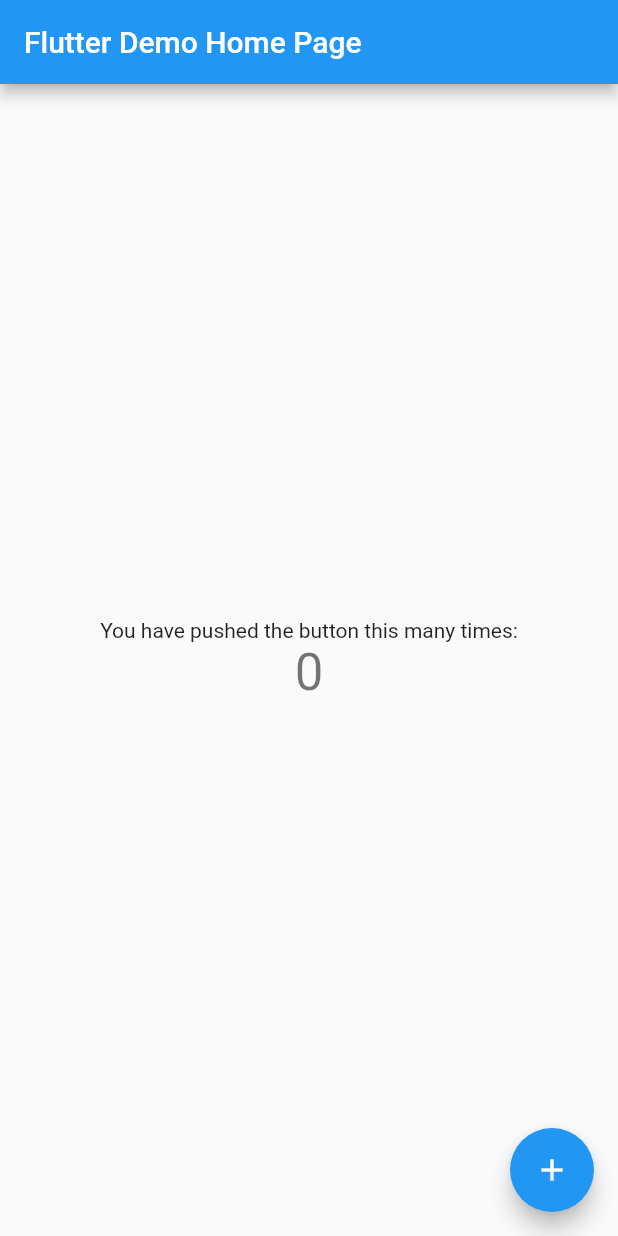
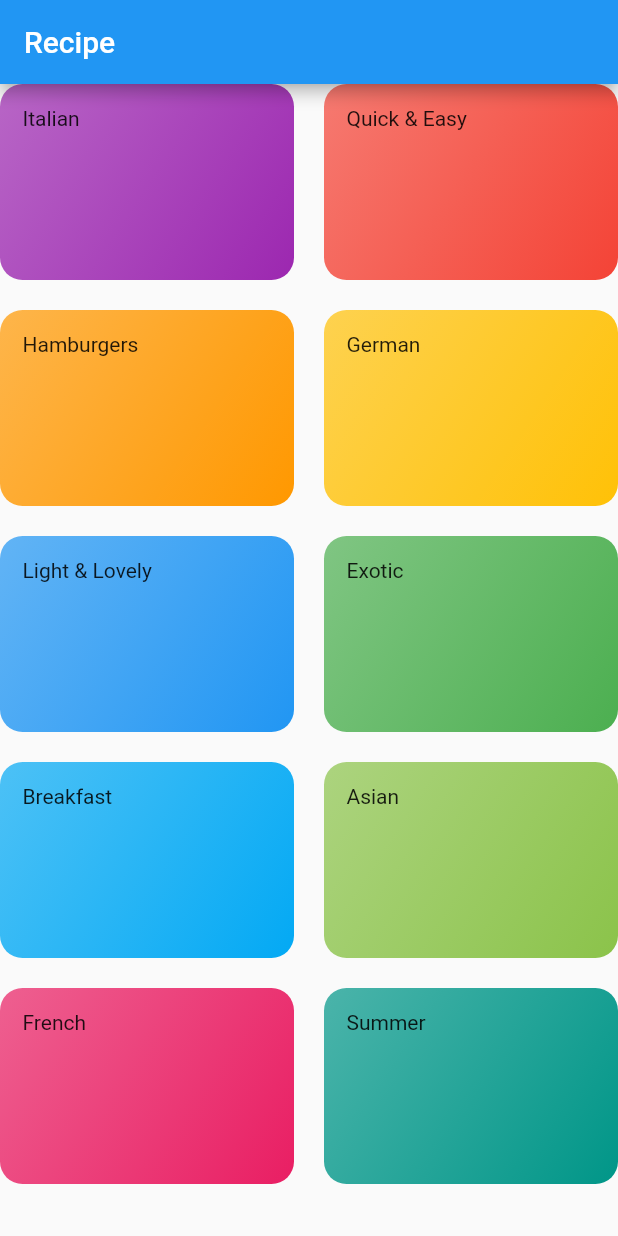
Before and after one commit to parikshitg/flutter_recipe_app, a Flutter app: the screen it shows after launch, on a phone screen of 412 x 824 dp. Run offline on Flutter 3.47's test engine with Material 2 defaults, Android fonts, the phone set to English and light mode, and no system bars.

Commit message:
categories:

```diff
--- /dev/null
+++ b/lib/categories_screen.dart
@@ -0,0 +1,31 @@
+import 'package:flutter/material.dart';
+
+import './dummy_data.dart';
+import './category_item.dart';
+
+class CategoriesScreen extends StatelessWidget {
+  @override
+  Widget build(BuildContext context) {
+    return Scaffold(
+      appBar: AppBar(
+        title: const Text('Recipe'),
+      ),
+      body: GridView(
+        children: DUMMY_CATEGORIES
+            .map(
+              (catData) => CategoryItem(
+                    catData.title,
+                    catData.color,
+                  ),
+            )
+            .toList(),
+        gridDelegate: SliverGridDelegateWithMaxCrossAxisExtent(
+          maxCrossAxisExtent: 200,
+          childAspectRatio: 3 / 2,
+          crossAxisSpacing: 20,
+          mainAxisSpacing: 20,
+        ),
+      ),
+    );
+  }
+}
--- /dev/null
+++ b/lib/category_item.dart
@@ -0,0 +1,27 @@
+import 'package:flutter/material.dart';
+
+class CategoryItem extends StatelessWidget {
+  final String title;
+  final Color color;
+
+  CategoryItem(this.title, this.color);
+
+  @override
+  Widget build(BuildContext context) {
+    return Container(
+      padding: const EdgeInsets.all(15),
+      child: Text(title),
+      decoration: BoxDecoration(
+        gradient: LinearGradient(
+          colors: [
+            color.withOpacity(0.7),
+            color,
+          ],
+          begin: Alignment.topLeft,
+          end: Alignment.bottomRight,
+        ),
+        borderRadius: BorderRadius.circular(15),
+      ),
+    );
+  }
+}
--- /dev/null
+++ b/lib/dummy_data.dart
@@ -0,0 +1,56 @@
+import 'package:flutter/material.dart';
+
+import './models/category.dart';
+
+const DUMMY_CATEGORIES = const [
+  Category(
+    id: 'c1',
+    title: 'Italian',
+    color: Colors.purple,
+  ),
+  Category(
+    id: 'c2',
+    title: 'Quick & Easy',
+    color: Colors.red,
+  ),
+  Category(
+    id: 'c3',
+    title: 'Hamburgers',
+    color: Colors.orange,
+  ),
+  Category(
+    id: 'c4',
+    title: 'German',
+    color: Colors.amber,
+  ),
+  Category(
+    id: 'c5',
+    title: 'Light & Lovely',
+    color: Colors.blue,
+  ),
+  Category(
+    id: 'c6',
+    title: 'Exotic',
+    color: Colors.green,
+  ),
+  Category(
+    id: 'c7',
+    title: 'Breakfast',
+    color: Colors.lightBlue,
+  ),
+  Category(
+    id: 'c8',
+    title: 'Asian',
+    color: Colors.lightGreen,
+  ),
+  Category(
+    id: 'c9',
+    title: 'French',
+    color: Colors.pink,
+  ),
+  Category(
+    id: 'c10',
+    title: 'Summer',
+    color: Colors.teal,
+  ),
+];
--- a/lib/main.dart
+++ b/lib/main.dart
@@ -1,111 +1,18 @@
 import 'package:flutter/material.dart';
+
+import './categories_screen.dart';
 
 void main() => runApp(MyApp());
 
 class MyApp extends StatelessWidget {
-  // This widget is the root of your application.
   @override
   Widget build(BuildContext context) {
     return MaterialApp(
-      title: 'Flutter Demo',
+      title: 'Recipe App',
       theme: ThemeData(
-        // This is the theme of your application.
-        //
-        // Try running your application with "flutter run". You'll see the
-        // application has a blue toolbar. Then, without quitting the app, try
-        // changing the primarySwatch below to Colors.green and then invoke
-        // "hot reload" (press "r" in the console where you ran "flutter run",
-        // or simply save your changes to "hot reload" in a Flutter IDE).
-        // Notice that the counter didn't reset back to zero; the application
-        // is not restarted.
         primarySwatch: Colors.blue,
       ),
-      home: MyHomePage(title: 'Flutter Demo Home Page'),
+      home: CategoriesScreen(),
     );
   }
 }
-
-class MyHomePage extends StatefulWidget {
-  MyHomePage({Key key, this.title}) : super(key: key);
-
-  // This widget is the home page of your application. It is stateful, meaning
-  // that it has a State object (defined below) that contains fields that affect
-  // how it looks.
-
-  // This class is the configuration for the state. It holds the values (in this
-  // case the title) provided by the parent (in this case the App widget) and
-  // used by the build method of the State. Fields in a Widget subclass are
-  // always marked "final".
-
-  final String title;
-
-  @override
-  _MyHomePageState createState() => _MyHomePageState();
-}
-
-class _MyHomePageState extends State<MyHomePage> {
-  int _counter = 0;
-
-  void _incrementCounter() {
-    setState(() {
-      // This call to setState tells the Flutter framework that something has
-      // changed in this State, which causes it to rerun the build method below
-      // so that the display can reflect the updated values. If we changed
-      // _counter without calling setState(), then the build method would not be
-      // called again, and so nothing would appear to happen.
-      _counter++;
-    });
-  }
-
-  @override
-  Widget build(BuildContext context) {
-    // This method is rerun every time setState is called, for instance as done
-    // by the _incrementCounter method above.
-    //
-    // The Flutter framework has been optimized to make rerunning build methods
-    // fast, so that you can just rebuild anything that needs updating rather
-    // than having to individually change instances of widgets.
-    return Scaffold(
-      appBar: AppBar(
-        // Here we take the value from the MyHomePage object that was created by
-        // the App.build method, and use it to set our appbar title.
-        title: Text(widget.title),
-      ),
-      body: Center(
-        // Center is a layout widget. It takes a single child and positions it
-        // in the middle of the parent.
-        child: Column(
-          // Column is also a layout widget. It takes a list of children and
-          // arranges them vertically. By default, it sizes itself to fit its
-          // children horizontally, and tries to be as tall as its parent.
-          //
-          // Invoke "debug painting" (press "p" in the console, choose the
-          // "Toggle Debug Paint" action from the Flutter Inspector in Android
-          // Studio, or the "Toggle Debug Paint" command in Visual Studio Code)
-          // to see the wireframe for each widget.
-          //
-          // Column has various properties to control how it sizes itself and
-          // how it positions its children. Here we use mainAxisAlignment to
-          // center the children vertically; the main axis here is the vertical
-          // axis because Columns are vertical (the cross axis would be
-          // horizontal).
-          mainAxisAlignment: MainAxisAlignment.center,
-          children: <Widget>[
-            Text(
-              'You have pushed the button this many times:',
-            ),
-            Text(
-              '$_counter',
-              style: Theme.of(context).textTheme.display1,
-            ),
-          ],
-        ),
-      ),
-      floatingActionButton: FloatingActionButton(
-        onPressed: _incrementCounter,
-        tooltip: 'Increment',
-        child: Icon(Icons.add),
-      ), // This trailing comma makes auto-formatting nicer for build methods.
-    );
-  }
-}
--- /dev/null
+++ b/lib/models/category.dart
@@ -0,0 +1,9 @@
+import 'package:flutter/material.dart';
+
+class Category{
+  final String id;
+  final String title;
+  final Color color;
+
+  const Category({@required this.id, @required this.title, this.color = Colors.orange});
+}
```
Also changed, not shown: 1 other file.
